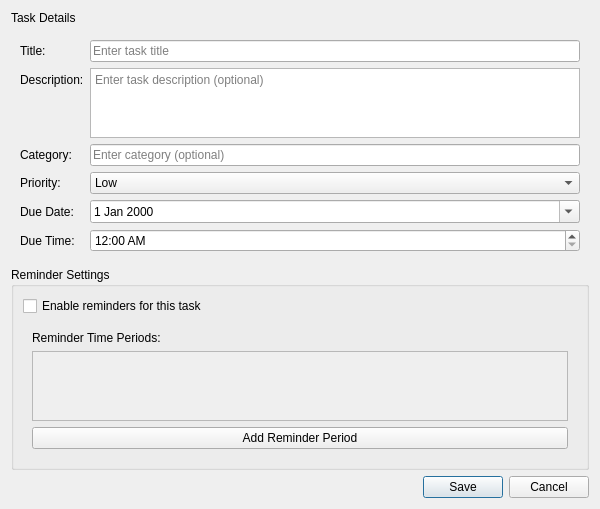
Old version of the form ui/designs/task_edit_dialog.ui in the repository Jacfogel/MHM.
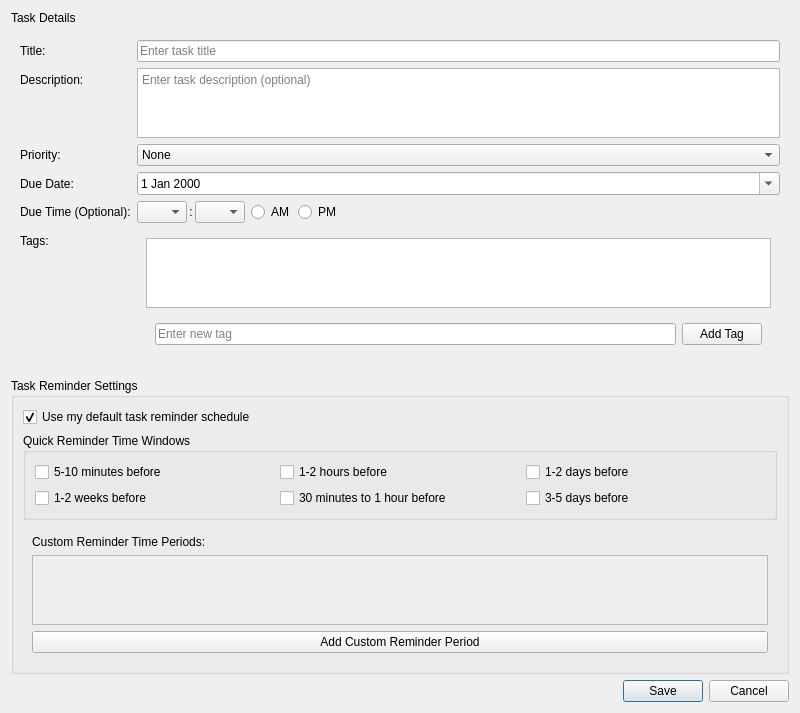
New version of the form.

Commit message: Complete task management UI improvements - Fixed reminder period button, improved layout, updated quick reminder options

Patch:
```diff
--- a/ui/designs/task_edit_dialog.ui
+++ b/ui/designs/task_edit_dialog.ui
@@ -6,8 +6,8 @@
    <rect>
     <x>0</x>
     <y>0</y>
-    <width>600</width>
-    <height>500</height>
+    <width>800</width>
+    <height>700</height>
    </rect>
   </property>
   <property name="windowTitle">
@@ -68,28 +68,19 @@
        </widget>
       </item>
       <item row="2" column="0">
-       <widget class="QLabel" name="label_task_category">
-        <property name="text">
-         <string>Category:</string>
-        </property>
-       </widget>
-      </item>
-      <item row="2" column="1">
-       <widget class="QLineEdit" name="lineEdit_task_category">
-        <property name="placeholderText">
-         <string>Enter category (optional)</string>
-        </property>
-       </widget>
-      </item>
-      <item row="3" column="0">
        <widget class="QLabel" name="label_task_priority">
         <property name="text">
          <string>Priority:</string>
         </property>
        </widget>
       </item>
-      <item row="3" column="1">
+      <item row="2" column="1">
        <widget class="QComboBox" name="comboBox_task_priority">
+        <item>
+         <property name="text">
+          <string>None</string>
+         </property>
+        </item>
         <item>
          <property name="text">
           <string>Low</string>
@@ -107,32 +98,179 @@
         </item>
        </widget>
       </item>
-      <item row="4" column="0">
+      <item row="3" column="0">
        <widget class="QLabel" name="label_task_due_date">
         <property name="text">
          <string>Due Date:</string>
         </property>
        </widget>
       </item>
-      <item row="4" column="1">
+      <item row="3" column="1">
        <widget class="QDateEdit" name="dateEdit_task_due_date">
         <property name="calendarPopup">
          <bool>true</bool>
         </property>
        </widget>
       </item>
-      <item row="5" column="0">
+      <item row="4" column="0">
        <widget class="QLabel" name="label_task_due_time">
         <property name="text">
-         <string>Due Time:</string>
+         <string>Due Time (Optional):</string>
+        </property>
+       </widget>
+      </item>
+             <item row="4" column="1">
+        <widget class="QWidget" name="widget_due_time" native="true">
+         <layout class="QHBoxLayout" name="horizontalLayout_due_time">
+          <property name="spacing">
+           <number>2</number>
+          </property>
+          <property name="leftMargin">
+           <number>0</number>
+          </property>
+          <property name="topMargin">
+           <number>0</number>
+          </property>
+          <property name="rightMargin">
+           <number>0</number>
+          </property>
+          <property name="bottomMargin">
+           <number>0</number>
+          </property>
+          <item>
+           <widget class="QComboBox" name="comboBox_due_time_hour">
+            <property name="maximumSize">
+             <size>
+              <width>50</width>
+              <height>16777215</height>
+             </size>
+            </property>
+            <property name="minimumSize">
+             <size>
+              <width>50</width>
+              <height>0</height>
+             </size>
+            </property>
+           </widget>
+          </item>
+          <item>
+           <widget class="QLabel" name="label_due_time_colon">
+            <property name="text">
+             <string>:</string>
+            </property>
+            <property name="alignment">
+             <set>Qt::AlignmentFlag::AlignCenter</set>
+            </property>
+           </widget>
+          </item>
+          <item>
+           <widget class="QComboBox" name="comboBox_due_time_minute">
+            <property name="maximumSize">
+             <size>
+              <width>50</width>
+              <height>16777215</height>
+             </size>
+            </property>
+            <property name="minimumSize">
+             <size>
+              <width>50</width>
+              <height>0</height>
+             </size>
+            </property>
+           </widget>
+          </item>
+          <item>
+           <widget class="QWidget" name="widget_due_time_am_pm" native="true">
+            <layout class="QHBoxLayout" name="horizontalLayout_due_time_am_pm">
+             <property name="spacing">
+              <number>4</number>
+             </property>
+             <property name="leftMargin">
+              <number>4</number>
+             </property>
+             <property name="topMargin">
+              <number>0</number>
+             </property>
+             <property name="rightMargin">
+              <number>0</number>
+             </property>
+             <property name="bottomMargin">
+              <number>0</number>
+             </property>
+             <item>
+              <widget class="QRadioButton" name="radioButton_due_time_am">
+               <property name="text">
+                <string>AM</string>
+               </property>
+              </widget>
+             </item>
+             <item>
+              <widget class="QRadioButton" name="radioButton_due_time_pm">
+               <property name="text">
+                <string>PM</string>
+               </property>
+              </widget>
+             </item>
+            </layout>
+           </widget>
+          </item>
+          <item>
+           <spacer name="horizontalSpacer_due_time">
+            <property name="orientation">
+             <enum>Qt::Orientation::Horizontal</enum>
+            </property>
+            <property name="sizeHint" stdset="0">
+             <size>
+              <width>40</width>
+              <height>20</height>
+             </size>
+            </property>
+           </spacer>
+          </item>
+         </layout>
+        </widget>
+       </item>
+      <item row="5" column="0">
+       <widget class="QLabel" name="label_task_tags">
+        <property name="text">
+         <string>Tags:</string>
         </property>
        </widget>
       </item>
       <item row="5" column="1">
-       <widget class="QTimeEdit" name="timeEdit_task_due_time">
-        <property name="displayFormat">
-         <string>h:mm AP</string>
-        </property>
+       <widget class="QWidget" name="widget_tags" native="true">
+        <layout class="QVBoxLayout" name="verticalLayout_tags">
+         <item>
+          <widget class="QListWidget" name="listWidget_tags">
+           <property name="maximumSize">
+            <size>
+             <width>16777215</width>
+             <height>80</height>
+            </size>
+           </property>
+          </widget>
+         </item>
+         <item>
+          <widget class="QWidget" name="widget_add_tag" native="true">
+           <layout class="QHBoxLayout" name="horizontalLayout_add_tag">
+            <item>
+             <widget class="QLineEdit" name="lineEdit_new_tag">
+              <property name="placeholderText">
+               <string>Enter new tag</string>
+              </property>
+             </widget>
+            </item>
+            <item>
+             <widget class="QPushButton" name="pushButton_add_tag">
+              <property name="text">
+               <string>Add Tag</string>
+              </property>
+             </widget>
+            </item>
+           </layout>
+          </widget>
+         </item>
+        </layout>
        </widget>
       </item>
      </layout>
@@ -141,14 +279,68 @@
    <item>
     <widget class="QGroupBox" name="groupBox_task_reminders">
      <property name="title">
-      <string>Reminder Settings</string>
+      <string>Task Reminder Settings</string>
      </property>
      <layout class="QVBoxLayout" name="verticalLayout_groupBox_task_reminders">
       <item>
        <widget class="QCheckBox" name="checkBox_enable_reminders">
         <property name="text">
-         <string>Enable reminders for this task</string>
+         <string>Use my default task reminder schedule</string>
         </property>
+        <property name="checked">
+         <bool>true</bool>
+        </property>
+       </widget>
+      </item>
+      <item>
+       <widget class="QGroupBox" name="groupBox_quick_reminders">
+        <property name="title">
+         <string>Quick Reminder Time Windows</string>
+        </property>
+                 <layout class="QGridLayout" name="gridLayout_quick_reminders">
+          <item row="0" column="0">
+           <widget class="QCheckBox" name="checkBox_reminder_5min">
+            <property name="text">
+             <string>5-10 minutes before</string>
+            </property>
+           </widget>
+          </item>
+          <item row="0" column="1">
+           <widget class="QCheckBox" name="checkBox_reminder_10min">
+            <property name="text">
+             <string>1-2 hours before</string>
+            </property>
+           </widget>
+          </item>
+          <item row="0" column="2">
+           <widget class="QCheckBox" name="checkBox_reminder_1hour">
+            <property name="text">
+             <string>1-2 days before</string>
+            </property>
+           </widget>
+          </item>
+          <item row="1" column="0">
+           <widget class="QCheckBox" name="checkBox_reminder_2hour">
+            <property name="text">
+             <string>1-2 weeks before</string>
+            </property>
+           </widget>
+          </item>
+                     <item row="1" column="1">
+            <widget class="QCheckBox" name="checkBox_reminder_3hour">
+             <property name="text">
+              <string>30 minutes to 1 hour before</string>
+             </property>
+            </widget>
+           </item>
+          <item row="1" column="2">
+           <widget class="QCheckBox" name="checkBox_reminder_4hour">
+            <property name="text">
+             <string>3-5 days before</string>
+            </property>
+           </widget>
+          </item>
+         </layout>
        </widget>
       </item>
       <item>
@@ -157,7 +349,7 @@
          <item>
           <widget class="QLabel" name="label_reminder_periods">
            <property name="text">
-            <string>Reminder Time Periods:</string>
+            <string>Custom Reminder Time Periods:</string>
            </property>
           </widget>
          </item>
@@ -190,7 +382,7 @@
          <item>
           <widget class="QPushButton" name="pushButton_add_reminder_period">
            <property name="text">
-            <string>Add Reminder Period</string>
+            <string>Add Custom Reminder Period</string>
            </property>
           </widget>
          </item>
```
Left out of the diff: 2 changed lines with no effect on the pictures. The commit also changes 13 other files.
